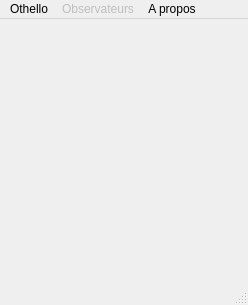
Old version of the form OthelloQt/othelloqt.ui in the repository befrost/OthelloQt.
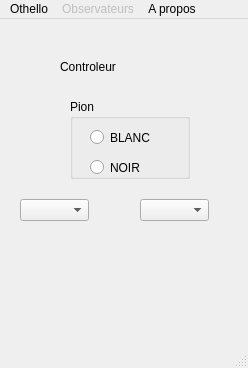
New version of the form.

```diff
--- a/OthelloQt/othelloqt.ui
+++ b/OthelloQt/othelloqt.ui
@@ -7,13 +7,86 @@
     <x>0</x>
     <y>0</y>
     <width>248</width>
-    <height>305</height>
+    <height>368</height>
    </rect>
   </property>
   <property name="windowTitle">
    <string>Jouer à Othello</string>
   </property>
-  <widget class="QWidget" name="centralwidget"/>
+  <widget class="QWidget" name="centralwidget">
+   <widget class="QLabel" name="label">
+    <property name="geometry">
+     <rect>
+      <x>60</x>
+      <y>40</y>
+      <width>61</width>
+      <height>16</height>
+     </rect>
+    </property>
+    <property name="text">
+     <string>Controleur</string>
+    </property>
+   </widget>
+   <widget class="QComboBox" name="rangee">
+    <property name="geometry">
+     <rect>
+      <x>20</x>
+      <y>180</y>
+      <width>69</width>
+      <height>22</height>
+     </rect>
+    </property>
+   </widget>
+   <widget class="QComboBox" name="colonne">
+    <property name="geometry">
+     <rect>
+      <x>140</x>
+      <y>180</y>
+      <width>69</width>
+      <height>22</height>
+     </rect>
+    </property>
+   </widget>
+   <widget class="QGroupBox" name="pion">
+    <property name="geometry">
+     <rect>
+      <x>70</x>
+      <y>80</y>
+      <width>120</width>
+      <height>80</height>
+     </rect>
+    </property>
+    <property name="title">
+     <string>Pion</string>
+    </property>
+    <widget class="QRadioButton" name="blanc">
+     <property name="geometry">
+      <rect>
+       <x>20</x>
+       <y>30</y>
+       <width>82</width>
+       <height>17</height>
+      </rect>
+     </property>
+     <property name="text">
+      <string>BLANC</string>
+     </property>
+    </widget>
+    <widget class="QRadioButton" name="noir">
+     <property name="geometry">
+      <rect>
+       <x>20</x>
+       <y>60</y>
+       <width>82</width>
+       <height>17</height>
+      </rect>
+     </property>
+     <property name="text">
+      <string>NOIR</string>
+     </property>
+    </widget>
+   </widget>
+  </widget>
   <widget class="QMenuBar" name="menubar">
    <property name="geometry">
     <rect>
```
